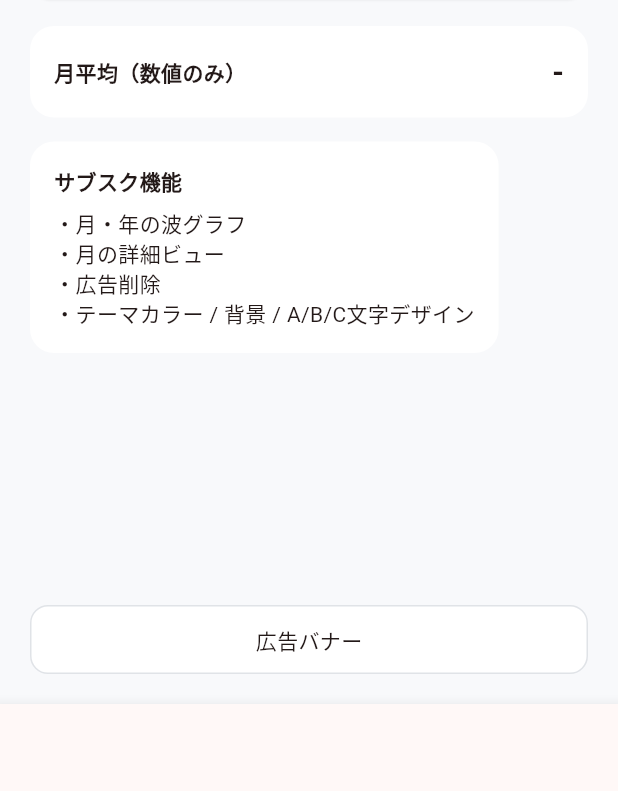
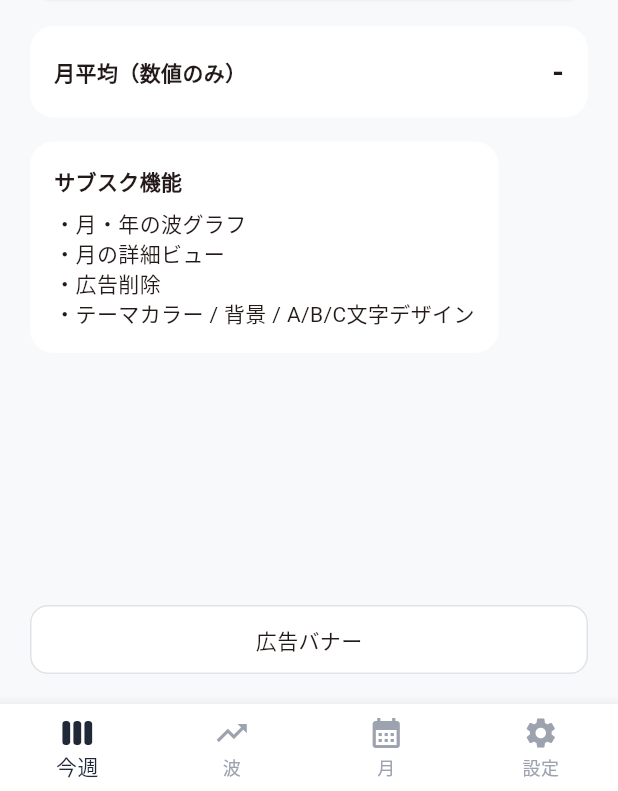
Before and after one commit to N-plus/abc-daily-check, a Flutter app: the screen it shows after launch, on a phone screen of 412 x 824 dp, the part 445-1236 px from its top. Run offline on Flutter 3.47's test engine with Material 3 defaults, Android fonts, the phone set to English and light mode, and no system bars; our stand-ins replace shared_preferences.

Commit message:
Fix bottom navigation colors

```diff
--- a/lib/main.dart
+++ b/lib/main.dart
@@ -57,6 +57,10 @@ class _BottomNavigationScaffoldState extends State<BottomNavigationScaffold> {
             _currentIndex = index;
           });
         },
+        selectedItemColor: const Color(0xFF1F2937),
+        unselectedItemColor: const Color(0xFF9CA3AF),
+        backgroundColor: Colors.white,
+        type: BottomNavigationBarType.fixed,
         items: const [
           BottomNavigationBarItem(
             icon: Icon(Icons.view_week),
```
